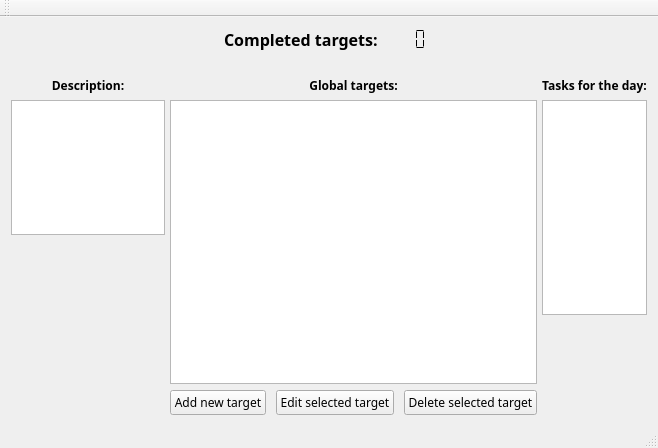
AndreyFedchuk/Organizer, file mainwindow.ui: the form before one commit.
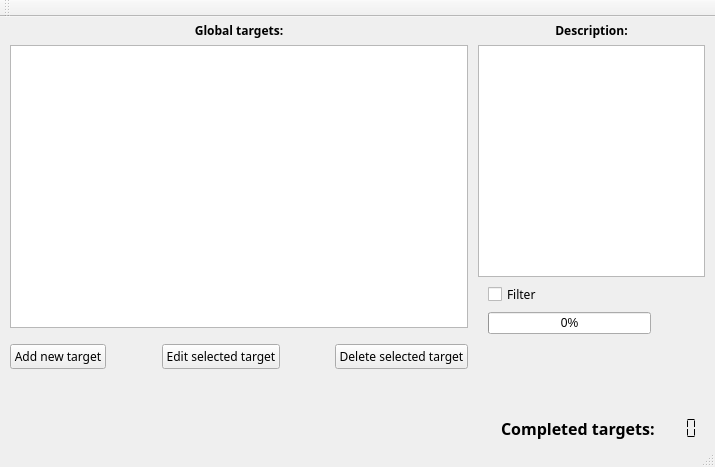
The form after the commit.

Patch:
```diff
--- a/mainwindow.ui
+++ b/mainwindow.ui
@@ -6,154 +6,35 @@
    <rect>
     <x>0</x>
     <y>0</y>
-    <width>658</width>
-    <height>448</height>
+    <width>715</width>
+    <height>467</height>
    </rect>
   </property>
   <property name="windowTitle">
    <string>MainWindow</string>
   </property>
   <widget class="QWidget" name="centralWidget">
-   <layout class="QVBoxLayout" name="verticalLayout_5">
-    <item>
-     <layout class="QHBoxLayout" name="horizontalLayout_2">
-      <item>
-       <spacer name="horizontalSpacer_3">
-        <property name="orientation">
-         <enum>Qt::Horizontal</enum>
-        </property>
-        <property name="sizeHint" stdset="0">
-         <size>
-          <width>40</width>
-          <height>20</height>
-         </size>
-        </property>
-       </spacer>
-      </item>
-      <item>
-       <widget class="QLabel" name="m_plblComleted">
-        <property name="font">
-         <font>
-          <family>Segoe Print</family>
-          <pointsize>12</pointsize>
-          <weight>75</weight>
-          <bold>true</bold>
-         </font>
-        </property>
-        <property name="text">
-         <string>Completed targets: </string>
-        </property>
-       </widget>
-      </item>
-      <item>
-       <widget class="QLCDNumber" name="m_plcdReady">
-        <property name="mouseTracking">
-         <bool>false</bool>
-        </property>
-        <property name="autoFillBackground">
-         <bool>false</bool>
-        </property>
-        <property name="frameShape">
-         <enum>QFrame::NoFrame</enum>
-        </property>
-        <property name="frameShadow">
-         <enum>QFrame::Raised</enum>
-        </property>
-        <property name="smallDecimalPoint">
-         <bool>false</bool>
-        </property>
-        <property name="digitCount">
-         <number>3</number>
-        </property>
-        <property name="segmentStyle">
-         <enum>QLCDNumber::Flat</enum>
-        </property>
-       </widget>
-      </item>
-      <item>
-       <spacer name="horizontalSpacer_4">
-        <property name="orientation">
-         <enum>Qt::Horizontal</enum>
-        </property>
-        <property name="sizeHint" stdset="0">
-         <size>
-          <width>40</width>
-          <height>20</height>
-         </size>
-        </property>
-       </spacer>
-      </item>
-     </layout>
-    </item>
-    <item>
-     <layout class="QHBoxLayout" name="horizontalLayout_3" stretch="0,2,1">
+   <layout class="QHBoxLayout" name="horizontalLayout_5" stretch="3,1">
       <property name="spacing">
-       <number>5</number>
-      </property>
-      <property name="sizeConstraint">
-       <enum>QLayout::SetDefaultConstraint</enum>
+     <number>10</number>
+    </property>
+    <property name="leftMargin">
+     <number>10</number>
       </property>
       <property name="topMargin">
-       <number>20</number>
-      </property>
-      <item>
-       <layout class="QVBoxLayout" name="verticalLayout_3" stretch="0,0">
-        <property name="spacing">
-         <number>6</number>
-        </property>
-        <property name="sizeConstraint">
-         <enum>QLayout::SetDefaultConstraint</enum>
+     <number>5</number>
+    </property>
+    <property name="rightMargin">
+     <number>10</number>
         </property>
         <property name="bottomMargin">
-         <number>180</number>
+     <number>5</number>
         </property>
         <item>
-         <widget class="QLabel" name="m_plblDescr">
-          <property name="sizePolicy">
-           <sizepolicy hsizetype="Preferred" vsizetype="Preferred">
-            <horstretch>0</horstretch>
-            <verstretch>0</verstretch>
-           </sizepolicy>
-          </property>
-          <property name="font">
-           <font>
-            <family>Segoe Print</family>
-            <pointsize>9</pointsize>
-            <weight>75</weight>
-            <bold>true</bold>
-            <stylestrategy>PreferDefault</stylestrategy>
-           </font>
-          </property>
-          <property name="statusTip">
-           <string>Description from selected target</string>
-          </property>
-          <property name="text">
-           <string>Description:</string>
-          </property>
-          <property name="alignment">
-           <set>Qt::AlignCenter</set>
-          </property>
-          <property name="margin">
-           <number>0</number>
-          </property>
-         </widget>
-        </item>
-        <item>
-         <widget class="QTextEdit" name="m_ptxtDesc">
-          <property name="sizePolicy">
-           <sizepolicy hsizetype="Expanding" vsizetype="Expanding">
-            <horstretch>0</horstretch>
-            <verstretch>0</verstretch>
-           </sizepolicy>
-          </property>
-         </widget>
-        </item>
-       </layout>
-      </item>
-      <item>
-       <layout class="QVBoxLayout" name="verticalLayout_4">
-        <item>
-         <layout class="QVBoxLayout" name="verticalLayout">
+     <layout class="QVBoxLayout" name="verticalLayout" stretch="0,4,0,0,1">
+      <property name="spacing">
+       <number>6</number>
+      </property>
           <item>
            <widget class="QLabel" name="m_plblGlobal">
             <property name="font">
@@ -197,7 +78,18 @@
             </attribute>
            </widget>
           </item>
-         </layout>
+      <item>
+       <spacer name="verticalSpacer_3">
+        <property name="orientation">
+         <enum>Qt::Vertical</enum>
+        </property>
+        <property name="sizeHint" stdset="0">
+         <size>
+          <width>20</width>
+          <height>10</height>
+         </size>
+        </property>
+       </spacer>
         </item>
         <item>
          <layout class="QHBoxLayout" name="horizontalLayout" stretch="0,1,0,1,0">
@@ -283,36 +175,65 @@
           </item>
          </layout>
         </item>
+      <item>
+       <spacer name="verticalSpacer">
+        <property name="orientation">
+         <enum>Qt::Vertical</enum>
+        </property>
+        <property name="sizeHint" stdset="0">
+         <size>
+          <width>20</width>
+          <height>40</height>
+         </size>
+        </property>
+       </spacer>
+      </item>
        </layout>
       </item>
       <item>
-       <layout class="QVBoxLayout" name="verticalLayout_2">
-        <property name="topMargin">
-         <number>0</number>
+     <layout class="QVBoxLayout" name="verticalLayout_3" stretch="0,3,0,0,1,0">
+      <property name="spacing">
+       <number>6</number>
+      </property>
+      <property name="sizeConstraint">
+       <enum>QLayout::SetDefaultConstraint</enum>
         </property>
         <property name="bottomMargin">
-         <number>100</number>
+       <number>0</number>
         </property>
         <item>
-         <widget class="QLabel" name="m_plblTasks">
+       <widget class="QLabel" name="m_plblDescr">
+        <property name="sizePolicy">
+         <sizepolicy hsizetype="Preferred" vsizetype="Preferred">
+          <horstretch>0</horstretch>
+          <verstretch>0</verstretch>
+         </sizepolicy>
+        </property>
           <property name="font">
            <font>
             <family>Segoe Print</family>
             <pointsize>9</pointsize>
             <weight>75</weight>
             <bold>true</bold>
-           </font>
-          </property>
+          <stylestrategy>PreferDefault</stylestrategy>
+         </font>
+        </property>
+        <property name="statusTip">
+         <string>Description from selected target</string>
+        </property>
           <property name="text">
-           <string>Tasks for the day:</string>
+         <string>Description:</string>
           </property>
           <property name="alignment">
            <set>Qt::AlignCenter</set>
           </property>
+        <property name="margin">
+         <number>0</number>
+        </property>
          </widget>
         </item>
         <item>
-         <widget class="QListView" name="listView">
+       <widget class="QTextEdit" name="m_ptxtDesc">
           <property name="sizePolicy">
            <sizepolicy hsizetype="Expanding" vsizetype="Expanding">
             <horstretch>0</horstretch>
@@ -321,11 +242,209 @@
           </property>
          </widget>
         </item>
+      <item>
+       <layout class="QHBoxLayout" name="horizontalLayout_4" stretch="1,0">
+        <property name="spacing">
+         <number>0</number>
+        </property>
+        <property name="leftMargin">
+         <number>10</number>
+        </property>
+        <property name="bottomMargin">
+         <number>0</number>
+        </property>
+        <item>
+         <widget class="QCheckBox" name="checkBox">
+          <property name="sizePolicy">
+           <sizepolicy hsizetype="Minimum" vsizetype="Fixed">
+            <horstretch>0</horstretch>
+            <verstretch>0</verstretch>
+           </sizepolicy>
+          </property>
+          <property name="minimumSize">
+           <size>
+            <width>217</width>
+            <height>23</height>
+           </size>
+          </property>
+          <property name="maximumSize">
+           <size>
+            <width>217</width>
+            <height>23</height>
+           </size>
+          </property>
+          <property name="font">
+           <font>
+            <family>Segoe Print</family>
+            <weight>50</weight>
+            <bold>false</bold>
+           </font>
+          </property>
+          <property name="cursor">
+           <cursorShape>PointingHandCursor</cursorShape>
+          </property>
+          <property name="toolTipDuration">
+           <number>-1</number>
+          </property>
+          <property name="statusTip">
+           <string>On / Off filter</string>
+          </property>
+          <property name="text">
+           <string>Filter</string>
+          </property>
+          <property name="iconSize">
+           <size>
+            <width>30</width>
+            <height>30</height>
+           </size>
+          </property>
+         </widget>
+        </item>
+        <item>
+         <spacer name="horizontalSpacer_5">
+          <property name="orientation">
+           <enum>Qt::Horizontal</enum>
+          </property>
+          <property name="sizeHint" stdset="0">
+           <size>
+            <width>40</width>
+            <height>20</height>
+           </size>
+          </property>
+         </spacer>
+        </item>
        </layout>
       </item>
-     </layout>
-    </item>
-   </layout>
+      <item>
+       <layout class="QHBoxLayout" name="horizontalLayout_3" stretch="3,1">
+        <property name="spacing">
+         <number>0</number>
+        </property>
+        <property name="leftMargin">
+         <number>10</number>
+        </property>
+        <item>
+         <widget class="QProgressBar" name="m_pprogBarMain">
+          <property name="value">
+           <number>0</number>
+          </property>
+          <property name="textDirection">
+           <enum>QProgressBar::TopToBottom</enum>
+          </property>
+          <property name="format">
+           <string>%p%</string>
+          </property>
+         </widget>
+        </item>
+        <item>
+         <spacer name="horizontalSpacer_6">
+          <property name="orientation">
+           <enum>Qt::Horizontal</enum>
+          </property>
+          <property name="sizeHint" stdset="0">
+           <size>
+            <width>40</width>
+            <height>20</height>
+           </size>
+          </property>
+         </spacer>
+        </item>
+       </layout>
+      </item>
+      <item>
+       <spacer name="verticalSpacer_2">
+        <property name="orientation">
+         <enum>Qt::Vertical</enum>
+        </property>
+        <property name="sizeType">
+         <enum>QSizePolicy::Expanding</enum>
+        </property>
+        <property name="sizeHint" stdset="0">
+         <size>
+          <width>20</width>
+          <height>40</height>
+         </size>
+        </property>
+       </spacer>
+      </item>
+      <item>
+       <layout class="QHBoxLayout" name="horizontalLayout_2">
+        <property name="spacing">
+         <number>0</number>
+        </property>
+        <item>
+         <spacer name="horizontalSpacer_3">
+          <property name="orientation">
+           <enum>Qt::Horizontal</enum>
+          </property>
+          <property name="sizeHint" stdset="0">
+           <size>
+            <width>40</width>
+            <height>20</height>
+           </size>
+          </property>
+         </spacer>
+        </item>
+        <item>
+         <widget class="QLabel" name="m_plblComleted">
+          <property name="font">
+           <font>
+            <family>Segoe Print</family>
+            <pointsize>12</pointsize>
+            <weight>75</weight>
+            <bold>true</bold>
+           </font>
+          </property>
+          <property name="text">
+           <string>Completed targets: </string>
+          </property>
+         </widget>
+        </item>
+        <item>
+         <widget class="QLCDNumber" name="m_plcdReady">
+          <property name="mouseTracking">
+           <bool>false</bool>
+          </property>
+          <property name="autoFillBackground">
+           <bool>false</bool>
+          </property>
+          <property name="frameShape">
+           <enum>QFrame::NoFrame</enum>
+          </property>
+          <property name="frameShadow">
+           <enum>QFrame::Raised</enum>
+          </property>
+          <property name="smallDecimalPoint">
+           <bool>false</bool>
+          </property>
+          <property name="digitCount">
+           <number>3</number>
+          </property>
+          <property name="segmentStyle">
+           <enum>QLCDNumber::Flat</enum>
+          </property>
+         </widget>
+        </item>
+       </layout>
+      </item>
+     </layout>
+    </item>
+   </layout>
+   <zorder>tableView</zorder>
+   <zorder>m_ptxtDesc</zorder>
+   <zorder>listView</zorder>
+   <zorder>m_plblGlobal</zorder>
+   <zorder>m_plblDescr</zorder>
+   <zorder>m_plblTasks</zorder>
+   <zorder>m_plcdReady</zorder>
+   <zorder>m_plblComleted</zorder>
+   <zorder>checkBox</zorder>
+   <zorder>checkBox</zorder>
+   <zorder>checkBox</zorder>
+   <zorder>horizontalSpacer_4</zorder>
+   <zorder></zorder>
+   <zorder>m_pprogBarMain</zorder>
+   <zorder>horizontalSpacer_6</zorder>
   </widget>
   <widget class="QMenuBar" name="menuBar">
    <property name="geometry">
```
Left out of the diff: 2 changed lines with no effect on the pictures. Lines whose indentation alone changed are shown as unchanged.
